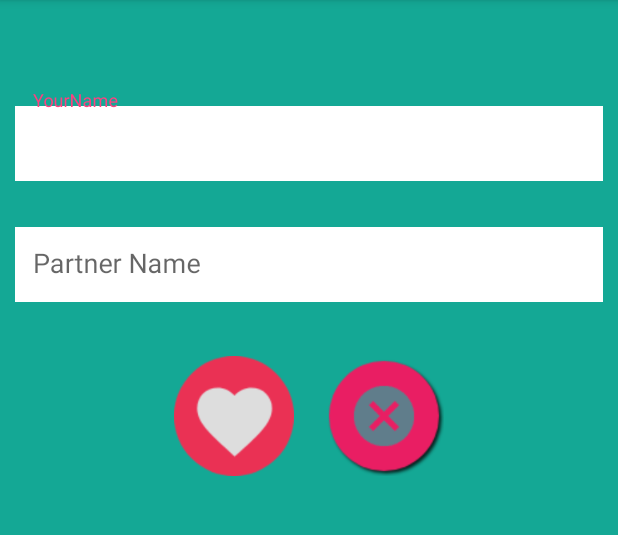
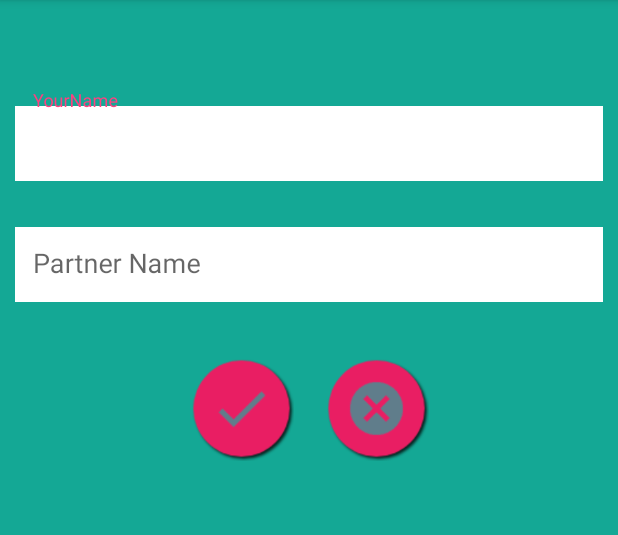
Before and after one commit to rajchristhu/Love, an Android app: the FlamesActivity screen opened directly, with no data from a screen before it, on a phone screen of 412 x 824 dp, the part 84-619 px from its top. Run offline under Robolectric (Android 15) with nearby library versions, the phone set to English and light mode, and no system bars.

Commit message:
replace img

```diff
--- a/app/src/main/res/layout/activity_flames.xml
+++ b/app/src/main/res/layout/activity_flames.xml
@@ -57,16 +57,16 @@
                 android:id="@+id/button_calculate"
                 android:background="@drawable/cc"
                 android:layout_gravity="center"
-                android:layout_width="80dp"
-                android:layout_height="80dp"
+                android:layout_width="70dp"
+                android:layout_height="70dp"
         />
         <Button
                 android:id="@+id/clear"
                 android:background="@drawable/cann"
                 android:layout_marginLeft="20dp"
                 android:layout_gravity="center"
-                android:layout_width="80dp"
-                android:layout_height="80dp"
+                android:layout_width="70dp"
+                android:layout_height="70dp"
         />
     </LinearLayout>
 
```
Also changed, not shown: app/src/main/res/drawable/cc.png.
